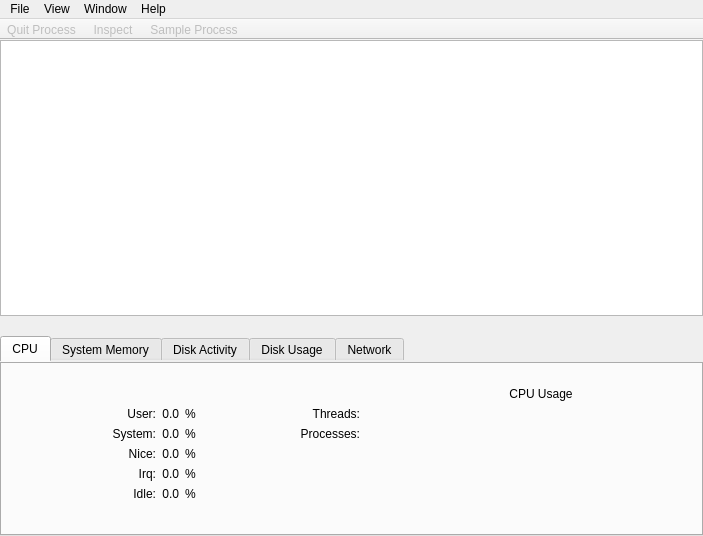
First picture: the form in Under Construction/Activity Monitor.app/Resources/main_window.ui, repository helloSystem/Utilities, before the edit.
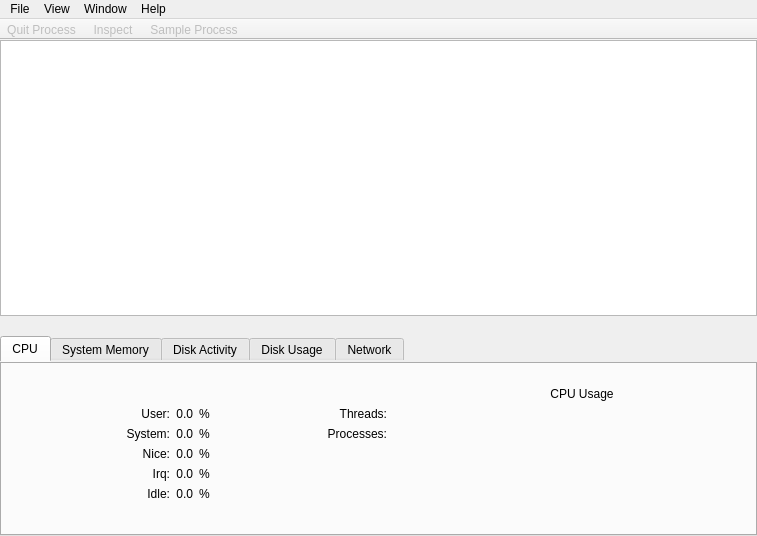
Second picture: the form after the edit. Icons and pictures are not drawn. Custom widgets are drawn as their Qt base class.

Commit message: The end is near

Patch:
```diff
--- a/Under Construction/Activity Monitor.app/Resources/main_window.ui
+++ b/Under Construction/Activity Monitor.app/Resources/main_window.ui
@@ -6,7 +6,7 @@
    <rect>
     <x>0</x>
     <y>0</y>
-    <width>703</width>
+    <width>757</width>
     <height>536</height>
    </rect>
   </property>
@@ -2350,7 +2350,7 @@
     <rect>
      <x>0</x>
      <y>0</y>
-     <width>703</width>
+     <width>757</width>
      <height>24</height>
     </rect>
    </property>
```
The commit also changes 1 other file.
